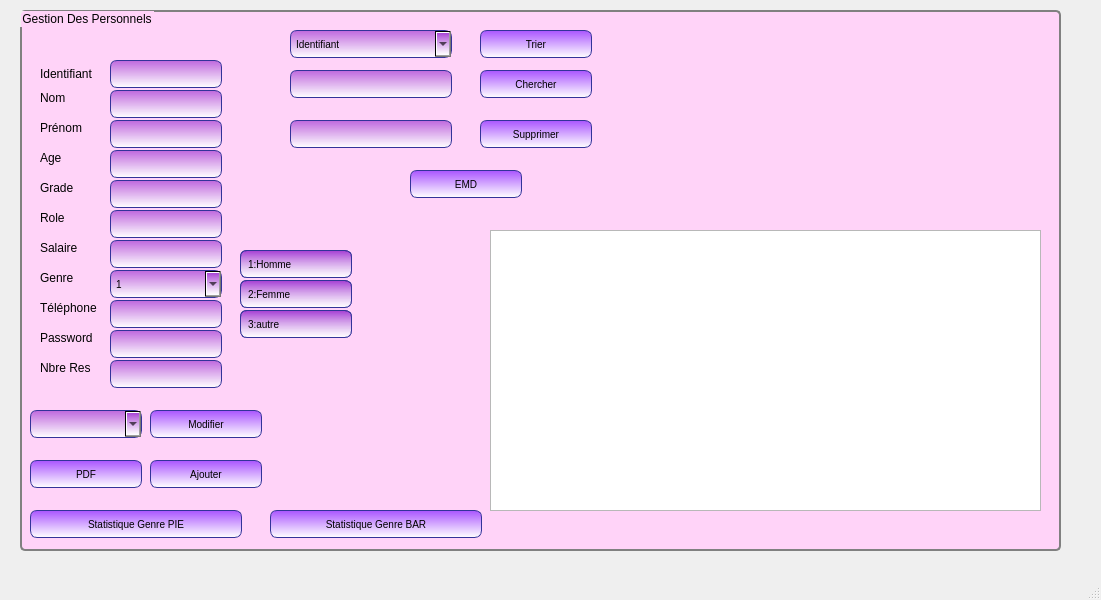
Old version of the form mainwindow.ui in the repository Malak2022/Projet-QT-.
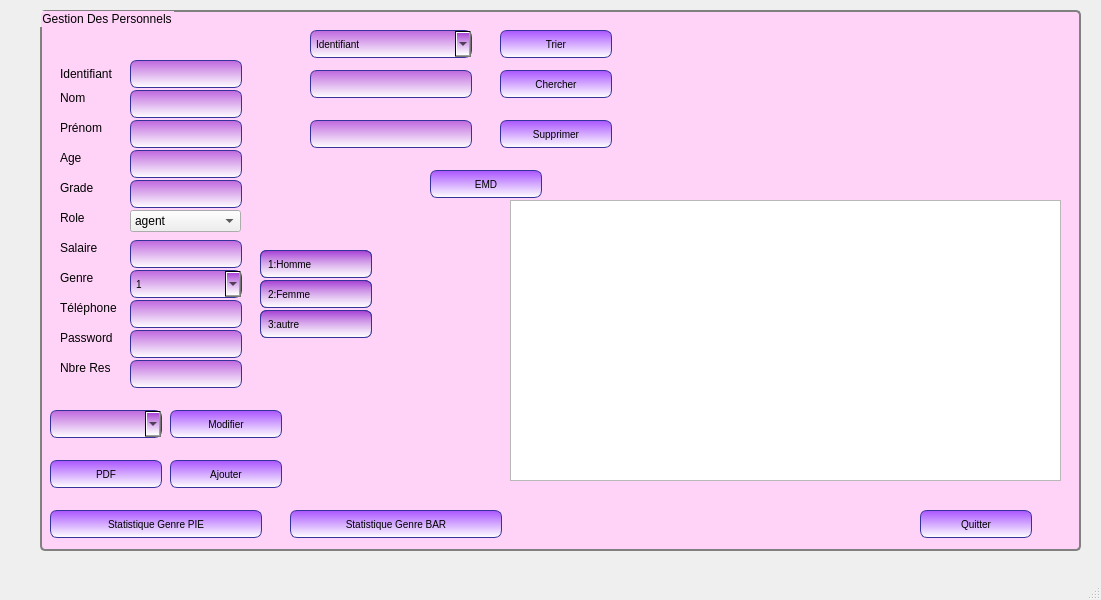
New version of the form. Icons and pictures are not drawn.

Diff of the .ui file:
```diff
--- a/mainwindow.ui
+++ b/mainwindow.ui
@@ -36,7 +36,7 @@
    <widget class="QGroupBox" name="groupBox">
     <property name="geometry">
      <rect>
-      <x>20</x>
+      <x>40</x>
       <y>10</y>
       <width>1041</width>
       <height>541</height>
@@ -567,87 +567,6 @@
 }</string>
      </property>
     </widget>
-    <widget class="QLineEdit" name="le_role">
-     <property name="geometry">
-      <rect>
-       <x>90</x>
-       <y>200</y>
-       <width>112</width>
-       <height>28</height>
-      </rect>
-     </property>
-     <property name="styleSheet">
-      <string notr="true">QLineEdit {
-
-
-
-
-
-
-
-color: black;
-
-
-
-background-color:qlineargradient(spread:pad, x1:0.5, y1:0, x2:0.5, y2:1, stop:0 rgba(150, 35, 205, 155), stop:1 rgba(255, 255, 255, 255));
-
-
-
-border-width: 1px;
-
-
-
-border-color: #339;
-
-
-
-border-style: solid;
-
-
-
-border-radius: 7;
-
-
-
-padding: 3px;
-
-
-
-font-size: 10px;
-
-
-
-padding-left: 5px;
-
-
-
-padding-right: 5px;
-
-
-
-min-width: 100px;
-
-
-
-max-width: 100px;
-
-
-
-min-height: 20px;
-
-
-
-max-height: 20px;
-
-
-
-font: 75 italic 10pt &quot;Verdana&quot;;
-
-
-
-}</string>
-     </property>
-    </widget>
     <widget class="QLineEdit" name="le_tel">
      <property name="geometry">
       <rect>
@@ -839,7 +758,7 @@
      <property name="geometry">
       <rect>
        <x>470</x>
-       <y>220</y>
+       <y>190</y>
        <width>551</width>
        <height>281</height>
       </rect>
@@ -2714,6 +2633,146 @@
       <string>Nbre Res</string>
      </property>
     </widget>
+    <widget class="QPushButton" name="pushButton_4">
+     <property name="geometry">
+      <rect>
+       <x>880</x>
+       <y>500</y>
+       <width>112</width>
+       <height>28</height>
+      </rect>
+     </property>
+     <property name="styleSheet">
+      <string notr="true">QPushButton {
+
+
+
+
+
+
+
+color: black;
+
+
+
+background-color:qlineargradient(spread:pad, x1:0.5, y1:0, x2:0.5, y2:1, stop:0 rgba(170, 85, 255, 255), stop:1 rgba(255, 255, 255, 255));
+
+
+
+border-width: 1px;
+
+
+
+border-color: #339;
+
+
+
+border-style: solid;
+
+
+
+border-radius: 7;
+
+
+
+padding: 3px;
+
+
+
+font-size: 10px;
+
+
+
+padding-left: 5px;
+
+
+
+padding-right: 5px;
+
+
+
+min-width: 100px;
+
+
+
+max-width: 100px;
+
+
+
+min-height: 20px;
+
+
+
+max-height: 20px;
+
+
+
+font: 75 italic 10pt &quot;Verdana&quot;;
+
+
+
+}
+
+
+
+QPushButton:hover:pressed
+
+
+
+{
+
+
+
+background-color :qlineargradient(spread:pad, x1:0.5, y1:0, x2:0.5, y2:1, stop:0 rgba(255, 146, 139, 255), stop:1 rgba(255, 255, 255, 255));
+
+
+
+color:white;
+
+
+
+}
+</string>
+     </property>
+     <property name="text">
+      <string>Quitter</string>
+     </property>
+    </widget>
+    <widget class="QComboBox" name="comboBox_role">
+     <property name="geometry">
+      <rect>
+       <x>90</x>
+       <y>200</y>
+       <width>111</width>
+       <height>22</height>
+      </rect>
+     </property>
+     <item>
+      <property name="text">
+       <string>agent</string>
+      </property>
+     </item>
+     <item>
+      <property name="text">
+       <string>equipement</string>
+      </property>
+     </item>
+     <item>
+      <property name="text">
+       <string>salle</string>
+      </property>
+     </item>
+     <item>
+      <property name="text">
+       <string>fournisseur</string>
+      </property>
+     </item>
+     <item>
+      <property name="text">
+       <string>admin</string>
+      </property>
+     </item>
+    </widget>
    </widget>
   </widget>
   <widget class="QMenuBar" name="menubar">
```
